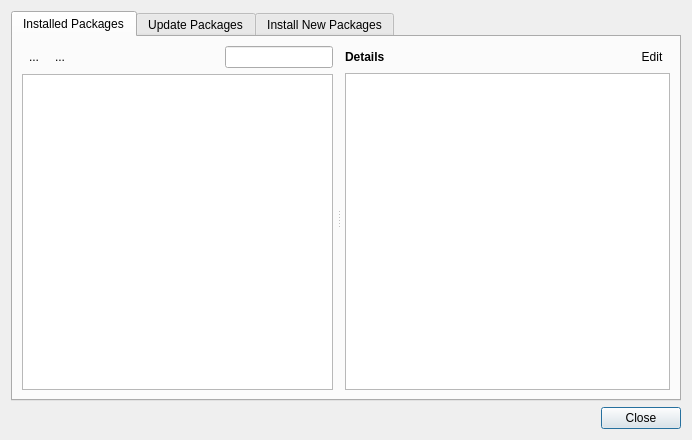
Old version of the form src/lay/SaltManagerDialog.ui in the repository KLayout/klayout.
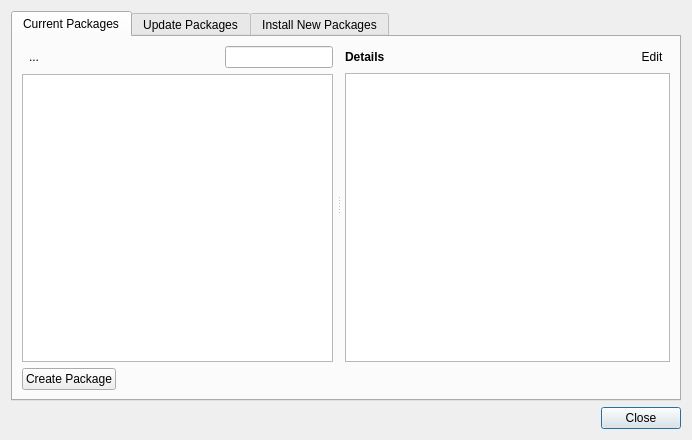
New version of the form. The open tabs and pages were chosen to show the change. Icons and pictures are not drawn. Custom widgets are drawn as their Qt base class.

Commit message: WIP: some restyling of the salt manager dialog.

```diff
--- a/src/lay/SaltManagerDialog.ui
+++ b/src/lay/SaltManagerDialog.ui
@@ -21,11 +21,17 @@
      </property>
      <widget class="QWidget" name="tab">
       <attribute name="title">
-       <string>Installed Packages</string>
+       <string>Current Packages</string>
       </attribute>
       <layout class="QVBoxLayout" name="verticalLayout_3">
        <item>
         <widget class="QSplitter" name="splitter">
+         <property name="sizePolicy">
+          <sizepolicy hsizetype="Expanding" vsizetype="Preferred">
+           <horstretch>0</horstretch>
+           <verstretch>1</verstretch>
+          </sizepolicy>
+         </property>
          <property name="orientation">
           <enum>Qt::Horizontal</enum>
          </property>
@@ -64,26 +70,6 @@
               <property name="bottomMargin">
                <number>0</number>
               </property>
-              <item>
-               <widget class="QToolButton" name="create_button">
-                <property name="focusPolicy">
-                 <enum>Qt::NoFocus</enum>
-                </property>
-                <property name="toolTip">
-                 <string>Create New Package</string>
-                </property>
-                <property name="text">
-                 <string>...</string>
-                </property>
-                <property name="icon">
-                 <iconset resource="layResources.qrc">
-                  <normaloff>:/add.png</normaloff>:/add.png</iconset>
-                </property>
-                <property name="autoRaise">
-                 <bool>true</bool>
-                </property>
-               </widget>
-              </item>
               <item>
                <widget class="QToolButton" name="delete_button">
                 <property name="focusPolicy">
@@ -406,6 +392,53 @@
          </widget>
         </widget>
        </item>
+       <item>
+        <widget class="QFrame" name="frame_11">
+         <property name="frameShape">
+          <enum>QFrame::NoFrame</enum>
+         </property>
+         <property name="frameShadow">
+          <enum>QFrame::Raised</enum>
+         </property>
+         <layout class="QHBoxLayout" name="horizontalLayout_8">
+          <property name="leftMargin">
+           <number>0</number>
+          </property>
+          <property name="topMargin">
+           <number>0</number>
+          </property>
+          <property name="rightMargin">
+           <number>0</number>
+          </property>
+          <property name="bottomMargin">
+           <number>0</number>
+          </property>
+          <item>
+           <widget class="QPushButton" name="create_button">
+            <property name="text">
+             <string>Create Package</string>
+            </property>
+            <property name="autoDefault">
+             <bool>false</bool>
+            </property>
+           </widget>
+          </item>
+          <item>
+           <spacer name="horizontalSpacer_6">
+            <property name="orientation">
+             <enum>Qt::Horizontal</enum>
+            </property>
+            <property name="sizeHint" stdset="0">
+             <size>
+              <width>540</width>
+              <height>20</height>
+             </size>
+            </property>
+           </spacer>
+          </item>
+         </layout>
+        </widget>
+       </item>
       </layout>
      </widget>
      <widget class="QWidget" name="tab_3">
```
Left out of the diff: 2 changed lines with no effect on the pictures.
